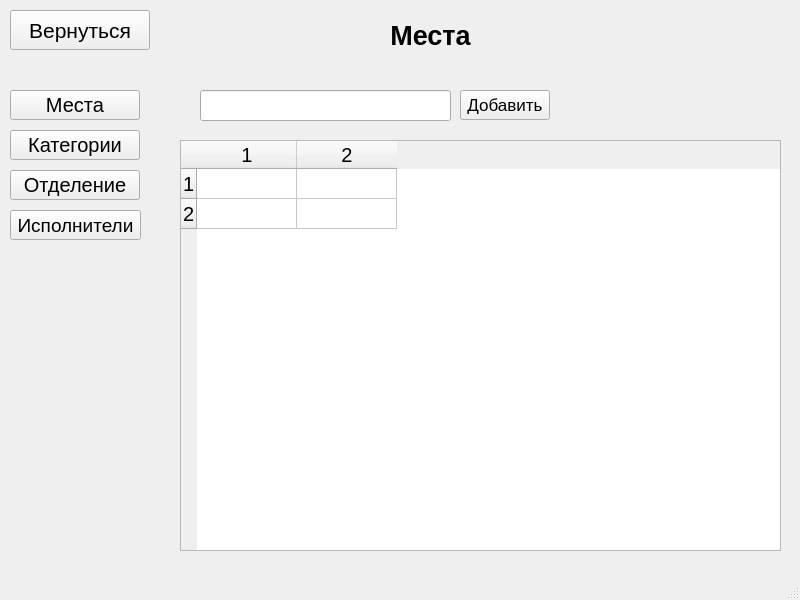
The window that data/design/form_admin_menu.ui (PolkovnikovPavel/collection_lfk) describes before a commit, drawn with Qt 5.
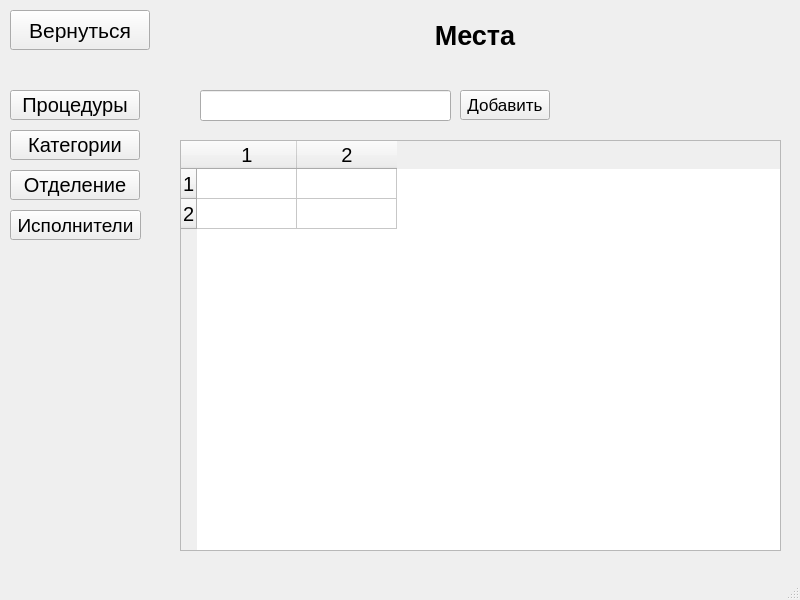
The same window after the commit.

What changed in the file:
```diff
--- a/data/design/form_admin_menu.ui
+++ b/data/design/form_admin_menu.ui
@@ -35,9 +35,9 @@
    <widget class="QLabel" name="name_category">
     <property name="geometry">
      <rect>
-      <x>260</x>
+      <x>210</x>
       <y>10</y>
-      <width>341</width>
+      <width>530</width>
       <height>51</height>
      </rect>
     </property>
@@ -142,7 +142,7 @@
      </font>
     </property>
     <property name="text">
-     <string>Места</string>
+     <string>Процедуры</string>
     </property>
    </widget>
    <widget class="QPushButton" name="categories_button">
```
